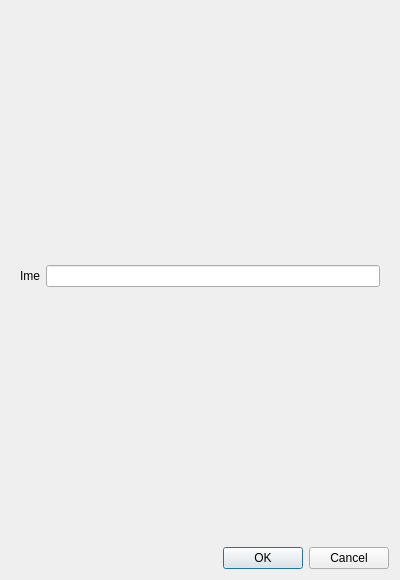
This is gui/POVI/customersdialog.ui in Loptica23/POVI as Qt 5 draws it before an edit. The edited form follows.
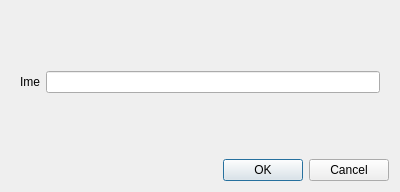
This is the edited form.

```diff
--- a/gui/POVI/customersdialog.ui
+++ b/gui/POVI/customersdialog.ui
@@ -7,7 +7,7 @@
     <x>0</x>
     <y>0</y>
     <width>400</width>
-    <height>580</height>
+    <height>192</height>
    </rect>
   </property>
   <property name="windowTitle">
```
Left out of the diff: 2 changed lines with no effect on the pictures.
